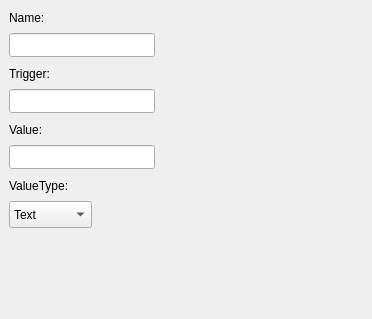
The window that plugins/Commands/Keyboard/addbuttondlg.ui (KDE/simon) describes before a commit, drawn with Qt 5.
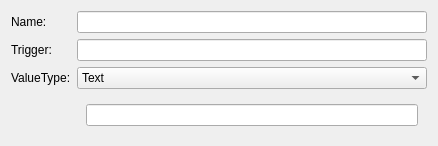
The same window after the commit. Custom widgets are drawn as their Qt base class.

Diff of the .ui file:
```diff
--- a/plugins/Commands/Keyboard/addbuttondlg.ui
+++ b/plugins/Commands/Keyboard/addbuttondlg.ui
@@ -6,52 +6,43 @@
    <rect>
     <x>0</x>
     <y>0</y>
-    <width>372</width>
-    <height>319</height>
+    <width>438</width>
+    <height>139</height>
    </rect>
   </property>
   <property name="windowTitle">
    <string>Add new Button</string>
   </property>
-  <widget class="QLineEdit" name="leName">
-   <property name="geometry">
-    <rect>
-     <x>9</x>
-     <y>33</y>
-     <width>146</width>
-     <height>24</height>
-    </rect>
-   </property>
-  </widget>
-  <widget class="QLineEdit" name="leTrigger">
-   <property name="geometry">
-    <rect>
-     <x>9</x>
-     <y>89</y>
-     <width>146</width>
-     <height>24</height>
-    </rect>
-   </property>
-  </widget>
-  <widget class="QLineEdit" name="leValue">
-   <property name="geometry">
-    <rect>
-     <x>9</x>
-     <y>145</y>
-     <width>146</width>
-     <height>24</height>
-    </rect>
-   </property>
-  </widget>
+  <layout class="QFormLayout" name="formLayout_3">
+   <item row="0" column="0">
+    <widget class="QLabel" name="label_4">
+     <property name="text">
+      <string>Name:</string>
+     </property>
+    </widget>
+   </item>
+   <item row="0" column="1">
+    <widget class="QLineEdit" name="leName"/>
+   </item>
+   <item row="1" column="0">
+    <widget class="QLabel" name="label_3">
+     <property name="text">
+      <string>Trigger:</string>
+     </property>
+    </widget>
+   </item>
+   <item row="1" column="1">
+    <widget class="QLineEdit" name="leTrigger"/>
+   </item>
+   <item row="2" column="0">
+    <widget class="QLabel" name="label">
+     <property name="text">
+      <string>ValueType:</string>
+     </property>
+    </widget>
+   </item>
+   <item row="2" column="1">
   <widget class="QComboBox" name="cbValueType">
-   <property name="geometry">
-    <rect>
-     <x>9</x>
-     <y>201</y>
-     <width>83</width>
-     <height>27</height>
-    </rect>
-   </property>
    <item>
     <property name="text">
      <string>Text</string>
@@ -63,59 +54,37 @@
     </property>
    </item>
   </widget>
-  <widget class="QLabel" name="label">
-   <property name="geometry">
-    <rect>
-     <x>9</x>
-     <y>177</y>
-     <width>70</width>
-     <height>18</height>
-    </rect>
-   </property>
-   <property name="text">
-    <string>ValueType:</string>
-   </property>
-  </widget>
-  <widget class="QLabel" name="label_2">
-   <property name="geometry">
-    <rect>
-     <x>9</x>
-     <y>121</y>
-     <width>40</width>
-     <height>18</height>
-    </rect>
-   </property>
-   <property name="text">
-    <string>Value:</string>
-   </property>
-  </widget>
-  <widget class="QLabel" name="label_3">
-   <property name="geometry">
-    <rect>
-     <x>9</x>
-     <y>65</y>
-     <width>48</width>
-     <height>18</height>
-    </rect>
-   </property>
-   <property name="text">
-    <string>Trigger:</string>
-   </property>
-  </widget>
-  <widget class="QLabel" name="label_4">
-   <property name="geometry">
-    <rect>
-     <x>9</x>
-     <y>9</y>
-     <width>43</width>
-     <height>18</height>
-    </rect>
-   </property>
-   <property name="text">
-    <string>Name:</string>
-   </property>
-  </widget>
- </widget>
+   </item>
+   <item row="3" column="1">
+    <widget class="QStackedWidget" name="stackedWidget">
+     <property name="currentIndex">
+      <number>0</number>
+     </property>
+     <widget class="QWidget" name="page">
+      <layout class="QVBoxLayout" name="verticalLayout_2">
+       <item>
+        <widget class="QLineEdit" name="leTextValue"/>
+       </item>
+      </layout>
+     </widget>
+     <widget class="QWidget" name="page_2">
+      <layout class="QVBoxLayout" name="verticalLayout">
+       <item>
+        <widget class="KKeySequenceWidget" name="ksShortcut"/>
+       </item>
+      </layout>
+     </widget>
+    </widget>
+   </item>
+  </layout>
+ </widget>
+ <customwidgets>
+  <customwidget>
+   <class>KKeySequenceWidget</class>
+   <extends>QWidget</extends>
+   <header>kkeysequencewidget.h</header>
+  </customwidget>
+ </customwidgets>
  <tabstops>
   <tabstop>leName</tabstop>
   <tabstop>leTrigger</tabstop>
```
Left out of the diff: 22 changed lines with no effect on the pictures. Lines whose indentation alone changed are shown as unchanged.
